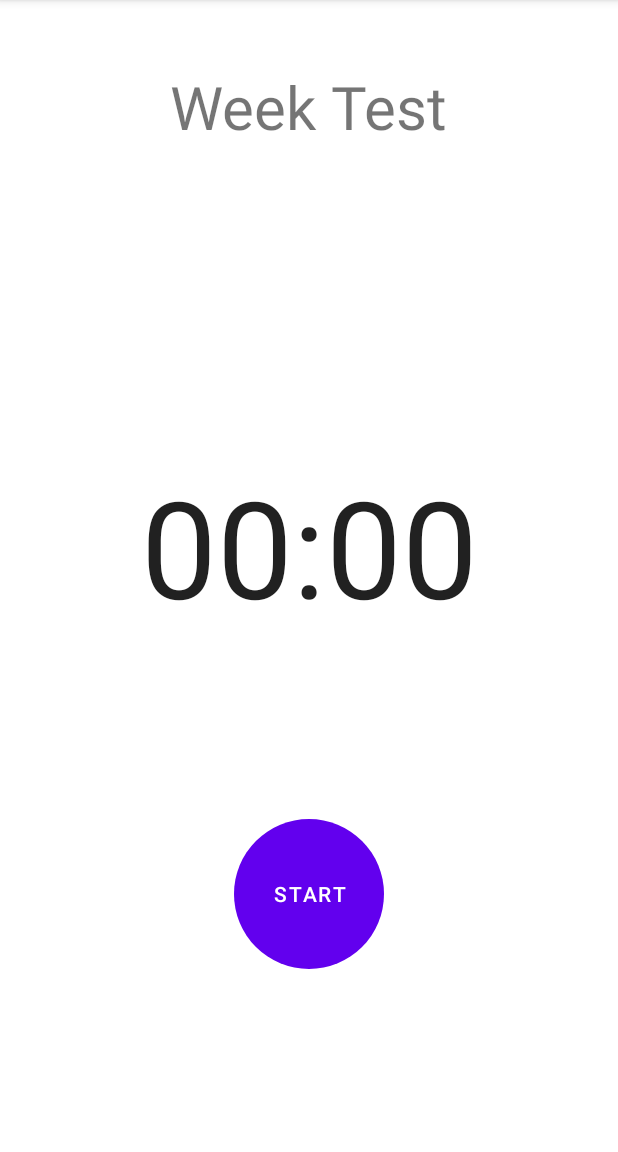
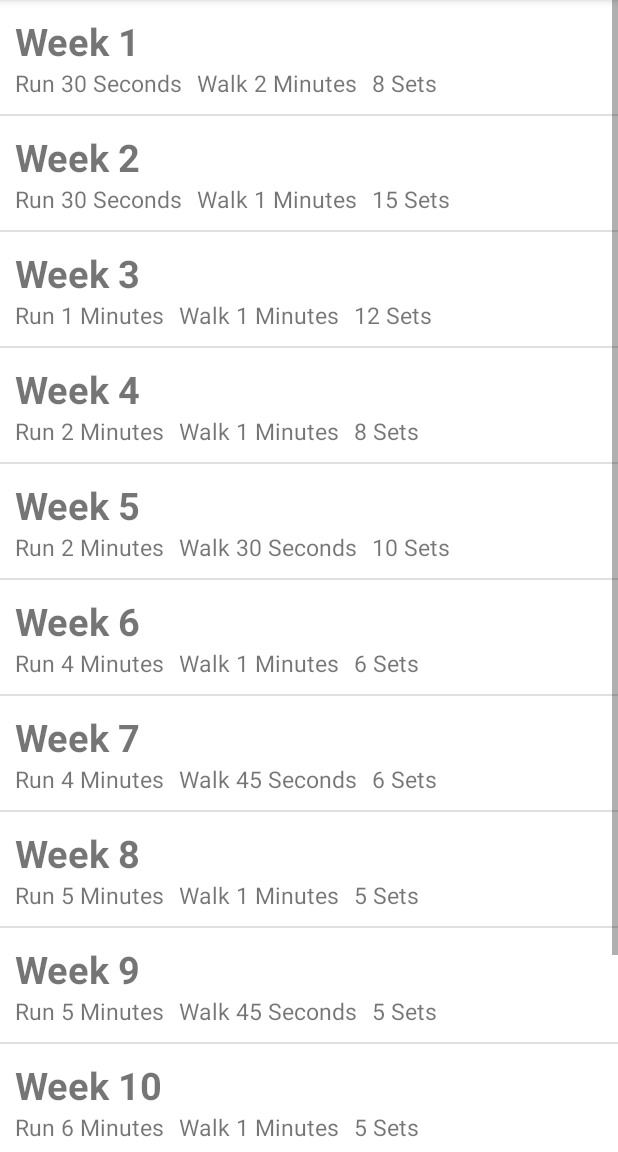
Before and after one commit to vieira-rodrigo/c25k, an Android app: the screen it shows after launch (MainActivity), after a tap on "NEW", on a phone screen of 412 x 824 dp, the part 84-1236 px from its top. Run offline under Robolectric (Android 15) with nearby library versions, the phone set to English and light mode, and no system bars.

Commit message:
Select week feature and back press fix

```diff
--- a/app/build.gradle
+++ b/app/build.gradle
@@ -35,6 +35,7 @@ dependencies {
     implementation 'androidx.constraintlayout:constraintlayout:2.0.4'
     implementation 'androidx.navigation:navigation-fragment:2.3.4'
     implementation 'androidx.navigation:navigation-ui:2.3.4'
+    implementation 'androidx.legacy:legacy-support-v4:1.0.0'
     testImplementation 'junit:junit:4.13.2'
     androidTestImplementation 'androidx.test.ext:junit:1.1.2'
     androidTestImplementation 'androidx.test.espresso:espresso-core:3.3.0'
--- a/app/src/main/java/com/rev/c25k/model/T5KWeeks.java
+++ b/app/src/main/java/com/rev/c25k/model/T5KWeeks.java
@@ -1,7 +1,6 @@
 package com.rev.c25k.model;
 
 public enum T5KWeeks {
-    WTESTE("Week Test", 20, 5, 2),
     W1("Week 1", 30, 120, 8),
     W2("Week 2", 30, 60, 15),
     W3("Week 3", 60, 60, 12),
--- a/app/src/main/java/com/rev/c25k/model/WorkoutDAO.java
+++ b/app/src/main/java/com/rev/c25k/model/WorkoutDAO.java
@@ -63,6 +63,12 @@ public class WorkoutDAO {
         return mountWorkouts(cursor);
     }
 
+    public void delete(long id) {
+        String selection = Workout._ID + " = ?";
+        String[] selectionArgs = {String.valueOf(id)};
+        db.delete(Workout.TABLE_NAME, selection, selectionArgs);
+    }
+
     private List<Workout> mountWorkouts(Cursor cursor) {
         List<Workout> workouts = new ArrayList<>();
 
--- a/app/src/main/java/com/rev/c25k/view/ChronometerFragment.java
+++ b/app/src/main/java/com/rev/c25k/view/ChronometerFragment.java
@@ -2,6 +2,7 @@ package com.rev.c25k.view;
 
 import android.annotation.SuppressLint;
 import android.app.AlertDialog;
+import android.content.Context;
 import android.os.Bundle;
 import android.os.SystemClock;
 import android.view.LayoutInflater;
@@ -31,6 +32,7 @@ import java.time.Instant;
 import java.util.Calendar;
 
 import static androidx.navigation.fragment.NavHostFragment.findNavController;
+import static com.rev.c25k.view.Utils.formatTimeText;
 import static java.lang.String.format;
 
 public class ChronometerFragment extends Fragment {
@@ -93,6 +95,14 @@ public class ChronometerFragment extends Fragment {
         mWeek = (T5KWeeks) arguments.getSerializable("week");
 
         ((TextView) view.findViewById(R.id.text_view_week)).setText(mWeek.getLabel());
+
+        Context context = requireContext();
+        String runInfo = String.format("%s %s", context.getString(R.string.run),
+                formatTimeText(mWeek.getSecondsToRun(), context));
+        String walkInfo = String.format("%s %s", context.getString(R.string.walk),
+                formatTimeText(mWeek.getSecondsToWalk(), context));
+        String weekInfo = String.format("%s %s", runInfo, walkInfo);
+        ((TextView) view.findViewById(R.id.text_view_week_info)).setText(weekInfo);
     }
 
     private void initStartButton(View view) {
@@ -112,7 +122,7 @@ public class ChronometerFragment extends Fragment {
 
     private void backHome() {
         findNavController(ChronometerFragment.this)
-                .navigate(R.id.action_SecondFragment_to_FirstFragment);
+                .navigate(R.id.action_Chronometer_to_HomeFragment);
     }
 
     private void initChronometer(View view) {
@@ -255,7 +265,7 @@ public class ChronometerFragment extends Fragment {
     }
 
     public void onBackPressed() {
-        if (mStatus == null) {
+        if (mStatus == null && mCurrentSet > 0) {
             cancel();
         } else {
             backHome();
--- a/app/src/main/java/com/rev/c25k/view/HomeFragment.java
+++ b/app/src/main/java/com/rev/c25k/view/HomeFragment.java
@@ -13,7 +13,6 @@ import androidx.fragment.app.Fragment;
 import androidx.navigation.fragment.NavHostFragment;
 
 import com.rev.c25k.R;
-import com.rev.c25k.model.T5KWeeks;
 import com.rev.c25k.model.Workout;
 import com.rev.c25k.model.WorkoutDAO;
 
@@ -55,10 +54,8 @@ public class HomeFragment extends Fragment {
 
     private void initNewButton(@NonNull View view) {
         view.findViewById(R.id.button_new).setOnClickListener(view1 -> {
-            Bundle bundle = new Bundle();
-            bundle.putSerializable("week", T5KWeeks.WTESTE);
             NavHostFragment.findNavController(HomeFragment.this)
-                    .navigate(R.id.action_FirstFragment_to_SecondFragment, bundle);
+                    .navigate(R.id.action_HomeFragment_to_SelectFragment);
         });
     }
 }
--- a/app/src/main/java/com/rev/c25k/view/MainActivity.java
+++ b/app/src/main/java/com/rev/c25k/view/MainActivity.java
@@ -50,6 +50,8 @@ public class MainActivity extends AppCompatActivity {
         Fragment currentFragment = navHostFragment.getChildFragmentManager().getFragments().get(0);
         if (currentFragment instanceof ChronometerFragment) {
             ((ChronometerFragment) currentFragment).onBackPressed();
+        } else if (currentFragment instanceof HomeFragment) {
+            finish();
         } else {
             super.onBackPressed();
         }
--- /dev/null
+++ b/app/src/main/java/com/rev/c25k/view/SelectWeekFragment.java
@@ -0,0 +1,41 @@
+package com.rev.c25k.view;
+
+import android.os.Bundle;
+import android.view.LayoutInflater;
+import android.view.View;
+import android.view.ViewGroup;
+import android.widget.ListView;
+
+import androidx.annotation.NonNull;
+import androidx.annotation.Nullable;
+import androidx.fragment.app.Fragment;
+import androidx.navigation.fragment.NavHostFragment;
+
+import com.rev.c25k.R;
+
+public class SelectWeekFragment extends Fragment {
+
+    @Override
+    public View onCreateView(LayoutInflater inflater, ViewGroup container,
+                             Bundle savedInstanceState) {
+        return inflater.inflate(R.layout.fragment_select_week, container, false);
+    }
+
+    @Override
+    public void onViewCreated(@NonNull View view, @Nullable Bundle savedInstanceState) {
+        super.onViewCreated(view, savedInstanceState);
+        initListView(view);
+    }
+
+    private void initListView(View view) {
+        ListView listWeek = view.findViewById(R.id.list_view_weeks);
+        WeekAdapter weekAdapter = new WeekAdapter(requireContext());
+        listWeek.setAdapter(weekAdapter);
+        listWeek.setOnItemClickListener((parent, view1, position, id) -> {
+            Bundle bundle = new Bundle();
+            bundle.putSerializable("week", weekAdapter.getItem(position));
+            NavHostFragment.findNavController(SelectWeekFragment.this)
+                    .navigate(R.id.action_SelectFragment_to_ChronometerFragment, bundle);
+        });
+    }
+}
--- /dev/null
+++ b/app/src/main/java/com/rev/c25k/view/Utils.java
@@ -0,0 +1,17 @@
+package com.rev.c25k.view;
+
+import android.content.Context;
+
+import com.rev.c25k.R;
+
+public class Utils {
+
+    public static String formatTimeText(int time, Context context) {
+        if (time < 60) {
+            return String.format("%s %s", time, context.getString(R.string.seconds));
+        } else {
+            int formattedTime = time / 60;
+            return String.format("%s %s", formattedTime, context.getString(R.string.minutes));
+        }
+    }
+}
--- /dev/null
+++ b/app/src/main/java/com/rev/c25k/view/WeekAdapter.java
@@ -0,0 +1,61 @@
+package com.rev.c25k.view;
+
+import android.content.Context;
+import android.view.LayoutInflater;
+import android.view.View;
+import android.view.ViewGroup;
+import android.widget.BaseAdapter;
+import android.widget.TextView;
+
+import com.rev.c25k.R;
+import com.rev.c25k.model.T5KWeeks;
+
+import java.util.Arrays;
+import java.util.List;
+
+import static com.rev.c25k.view.Utils.formatTimeText;
+
+public class WeekAdapter extends BaseAdapter {
+    private List<T5KWeeks> mWeeks = Arrays.asList(T5KWeeks.values());
+    private Context mContext;
+
+    public WeekAdapter(Context mContext) {
+        this.mContext = mContext;
+    }
+
+    @Override
+    public View getView(int position, View view, ViewGroup parent) {
+        if (view == null) {
+            view = LayoutInflater.from(mContext).
+                    inflate(R.layout.list_item_week, parent, false);
+        }
+
+        T5KWeeks week = mWeeks.get(position);
+        String run = String.format("%s %s", mContext.getString(R.string.run),
+                formatTimeText(week.getSecondsToRun(), mContext));
+        String walk = String.format("%s %s", mContext.getString(R.string.walk),
+                formatTimeText(week.getSecondsToWalk(), mContext));
+        String sets = String.format("%s %s", week.getSets(), mContext.getString(R.string.sets));
+        ((TextView) view.findViewById(R.id.text_view_week)).setText(week.getLabel());
+        ((TextView) view.findViewById(R.id.text_view_run)).setText(run);
+        ((TextView) view.findViewById(R.id.text_view_walk)).setText(walk);
+        ((TextView) view.findViewById(R.id.text_view_sets)).setText(sets);
+
+        return view;
+    }
+
+    @Override
+    public int getCount() {
+        return mWeeks.size();
+    }
+
+    @Override
+    public T5KWeeks getItem(int position) {
+        return mWeeks.get(position);
+    }
+
+    @Override
+    public long getItemId(int position) {
+        return position;
+    }
+}
--- a/app/src/main/res/layout/fragment_chronometer.xml
+++ b/app/src/main/res/layout/fragment_chronometer.xml
@@ -10,11 +10,23 @@
         android:id="@+id/text_view_week"
         android:layout_width="wrap_content"
         android:layout_height="wrap_content"
+        android:text="Week 2"
         android:textSize="@dimen/week_text_size"
-        app:layout_constraintBottom_toTopOf="@id/text_view_sets"
+        app:layout_constraintBottom_toTopOf="@id/text_view_week_info"
         app:layout_constraintEnd_toEndOf="parent"
         app:layout_constraintStart_toStartOf="parent"
         app:layout_constraintTop_toTopOf="parent" />
+
+    <TextView
+        android:id="@+id/text_view_week_info"
+        android:layout_width="wrap_content"
+        android:layout_height="wrap_content"
+        android:layout_marginEnd="@dimen/tv_week_item_margin_end"
+        android:textSize="@dimen/tv_week_item_size"
+        app:layout_constraintBottom_toTopOf="@+id/text_view_sets"
+        app:layout_constraintEnd_toEndOf="parent"
+        app:layout_constraintStart_toStartOf="parent"
+        app:layout_constraintTop_toBottomOf="@id/text_view_week" />
 
     <TextView
         android:id="@+id/text_view_sets"
@@ -24,7 +36,7 @@
         app:layout_constraintBottom_toTopOf="@+id/text_view_action"
         app:layout_constraintEnd_toEndOf="parent"
         app:layout_constraintStart_toStartOf="parent"
-        app:layout_constraintTop_toBottomOf="@id/text_view_week" />
+        app:layout_constraintTop_toBottomOf="@id/text_view_week_info" />
 
     <TextView
         android:id="@+id/text_view_action"
@@ -45,7 +57,7 @@
         app:layout_constraintBottom_toTopOf="@+id/button_back"
         app:layout_constraintEnd_toEndOf="parent"
         app:layout_constraintStart_toStartOf="parent"
-        app:layout_constraintTop_toBottomOf="@id/text_view_sets"  />
+        app:layout_constraintTop_toBottomOf="@id/text_view_sets" />
 
     <Chronometer
         android:id="@+id/chronometer"
--- /dev/null
+++ b/app/src/main/res/layout/fragment_select_week.xml
@@ -0,0 +1,13 @@
+<?xml version="1.0" encoding="utf-8"?>
+<FrameLayout xmlns:android="http://schemas.android.com/apk/res/android"
+    xmlns:tools="http://schemas.android.com/tools"
+    android:layout_width="match_parent"
+    android:layout_height="match_parent"
+    tools:context=".view.SelectWeekFragment">
+
+    <ListView
+        android:id="@+id/list_view_weeks"
+        android:layout_width="match_parent"
+        android:layout_height="match_parent" />
+
+</FrameLayout>
--- /dev/null
+++ b/app/src/main/res/layout/list_item_week.xml
@@ -0,0 +1,41 @@
+<?xml version="1.0" encoding="utf-8"?>
+<LinearLayout xmlns:android="http://schemas.android.com/apk/res/android"
+    android:layout_width="match_parent"
+    android:layout_height="match_parent"
+    android:gravity="center_vertical"
+    android:orientation="vertical"
+    android:padding="@dimen/week_item_padding">
+
+    <TextView
+        android:id="@+id/text_view_week"
+        android:layout_width="wrap_content"
+        android:layout_height="wrap_content"
+        android:textStyle="bold"
+        android:textSize="@dimen/tv_week_size" />
+
+    <LinearLayout
+        android:layout_width="match_parent"
+        android:layout_height="match_parent">
+
+        <TextView
+            android:id="@+id/text_view_run"
+            android:layout_width="wrap_content"
+            android:layout_height="wrap_content"
+            android:textSize="@dimen/tv_week_item_size"
+            android:layout_marginEnd="@dimen/tv_week_item_margin_end" />
+
+        <TextView
+            android:id="@+id/text_view_walk"
+            android:layout_width="wrap_content"
+            android:layout_height="wrap_content"
+            android:textSize="@dimen/tv_week_item_size"
+            android:layout_marginEnd="@dimen/tv_week_item_margin_end" />
+
+        <TextView
+            android:id="@+id/text_view_sets"
+            android:layout_width="wrap_content"
+            android:layout_height="wrap_content"
+            android:textSize="@dimen/tv_week_item_size"
+            android:layout_marginEnd="@dimen/tv_week_item_margin_end" />
+    </LinearLayout>
+</LinearLayout>
--- a/app/src/main/res/navigation/nav_graph.xml
+++ b/app/src/main/res/navigation/nav_graph.xml
@@ -12,7 +12,16 @@
         tools:layout="@layout/fragment_home">
 
         <action
-            android:id="@+id/action_FirstFragment_to_SecondFragment"
+            android:id="@+id/action_HomeFragment_to_SelectFragment"
+            app:destination="@id/SelectFragment" />
+    </fragment>
+    <fragment
+        android:id="@+id/SelectFragment"
+        android:name="com.rev.c25k.view.SelectWeekFragment"
+        tools:layout="@layout/fragment_select_week">
+
+        <action
+            android:id="@+id/action_SelectFragment_to_ChronometerFragment"
             app:destination="@id/ChronometerFragment" />
     </fragment>
     <fragment
@@ -22,7 +31,7 @@
         tools:layout="@layout/fragment_chronometer">
 
         <action
-            android:id="@+id/action_SecondFragment_to_FirstFragment"
+            android:id="@+id/action_Chronometer_to_HomeFragment"
             app:destination="@id/HomeFragment" />
     </fragment>
 </navigation>
--- a/app/src/main/res/values/dimens.xml
+++ b/app/src/main/res/values/dimens.xml
@@ -11,4 +11,8 @@
     <dimen name="workout_text_size">18sp</dimen>
     <dimen name="workout_item_padding">10dp</dimen>
     <dimen name="time_text_size">50sp</dimen>
+    <dimen name="week_item_padding">10dp</dimen>
+    <dimen name="tv_week_size">25sp</dimen>
+    <dimen name="tv_week_item_size">15sp</dimen>
+    <dimen name="tv_week_item_margin_end">10dp</dimen>
 </resources>
--- a/app/src/main/res/values/strings.xml
+++ b/app/src/main/res/values/strings.xml
@@ -22,4 +22,7 @@
     <string name="confirm_cancel">Are you sure you want to cancel?</string>
     <string name="yes">Yes</string>
     <string name="no">No</string>
+
+    <string name="seconds">Seconds</string>
+    <string name="minutes">Minutes</string>
 </resources>
```
